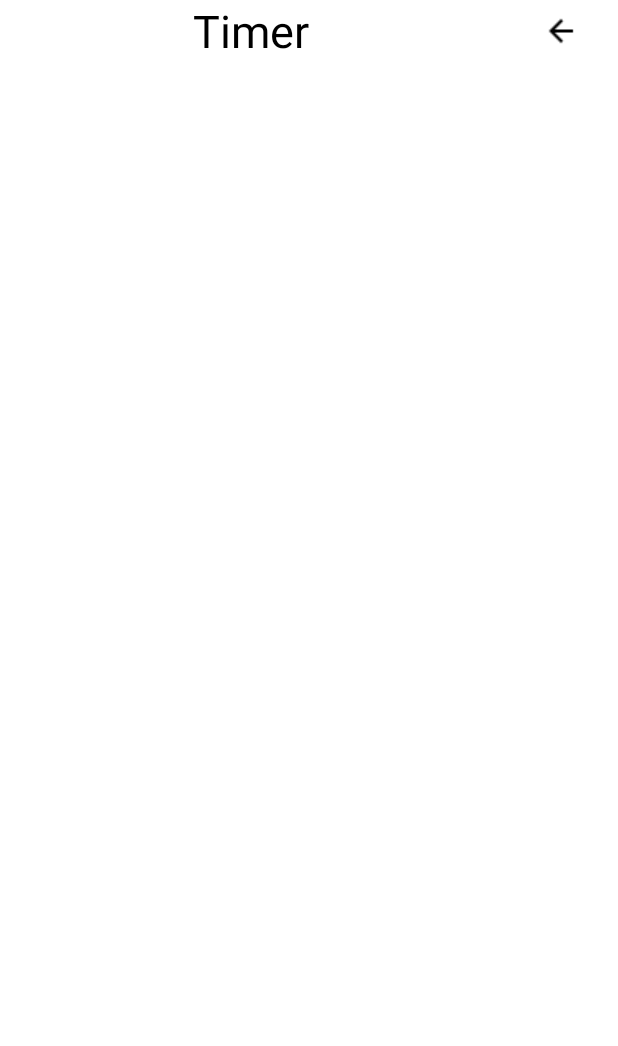
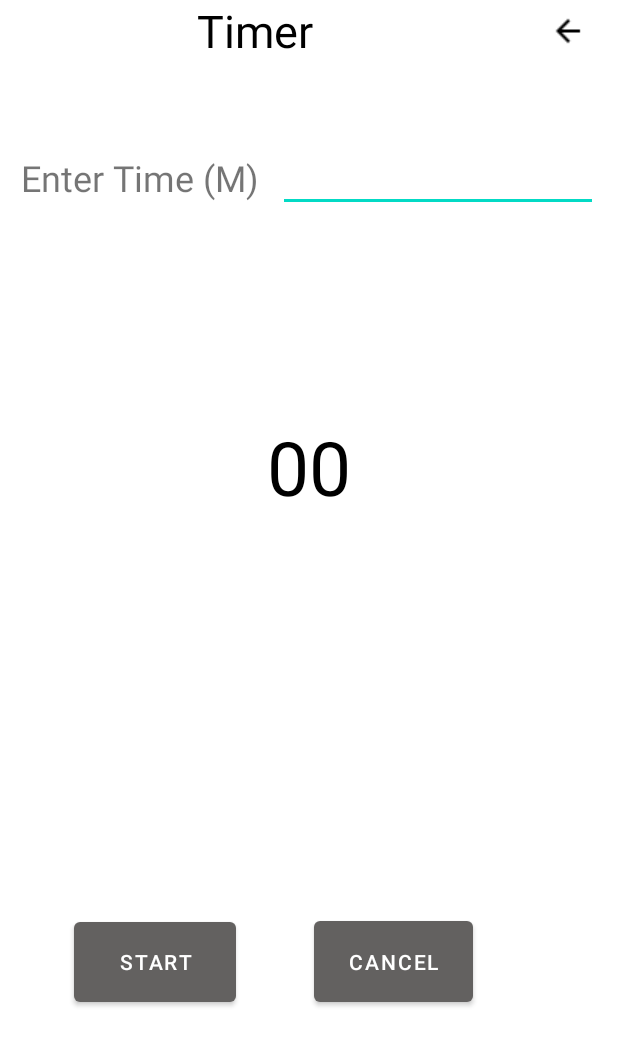
Before and after one commit to WalidSafi/WorldClockApplicationFinal, an Android app: the setTimer screen opened directly, with no data from a screen before it, on a phone screen of 412 x 824 dp. Before the commit the part shown is almost empty. Shown: the top 1046 px of the screen. Run offline under Robolectric (Android 15) with nearby library versions, the phone set to English and light mode, and no system bars.

Commit message:
Added Timer and StopWatch Activity

```diff
--- a/app/src/main/AndroidManifest.xml
+++ b/app/src/main/AndroidManifest.xml
@@ -3,6 +3,7 @@
     package="com.example.worldclockapplication">
 
     <uses-permission android:name="android.permission.INTERNET" />
+    <uses-permission android:name="android.permission.VIBRATE"/>
 
     <application
         android:allowBackup="true"
--- a/app/src/main/res/layout/activity_set_timer.xml
+++ b/app/src/main/res/layout/activity_set_timer.xml
@@ -11,10 +11,12 @@
         android:layout_width="335dp"
         android:layout_height="46dp"
         android:layout_gravity="center"
+        android:layout_marginEnd="7dp"
         android:text="Timer"
         android:textAlignment="center"
         android:textColor="#000000"
         android:textSize="30dp"
+        app:layout_constraintEnd_toStartOf="@+id/imageButton2"
         app:layout_constraintStart_toStartOf="parent"
         app:layout_constraintTop_toTopOf="parent" />
 
@@ -29,4 +31,74 @@
         app:layout_constraintTop_toTopOf="parent"
         app:srcCompat="@drawable/arrow_back_24px" />
 
+    <TextView
+        android:id="@+id/txtEnterLabel"
+        android:layout_width="160dp"
+        android:layout_height="44dp"
+        android:layout_marginTop="56dp"
+        android:text="Enter Time (M)"
+        android:textSize="24sp"
+        app:layout_constraintEnd_toEndOf="parent"
+        app:layout_constraintHorizontal_bias="0.055"
+        app:layout_constraintStart_toStartOf="parent"
+        app:layout_constraintTop_toBottomOf="@+id/textView" />
+
+    <EditText
+        android:id="@+id/editMinutes"
+        android:layout_width="wrap_content"
+        android:layout_height="wrap_content"
+        android:layout_marginTop="50dp"
+        android:ems="10"
+        android:inputType="numberSigned"
+        android:textSize="18sp"
+        app:layout_constraintEnd_toEndOf="parent"
+        app:layout_constraintHorizontal_bias="0.463"
+        app:layout_constraintStart_toEndOf="@+id/txtEnterLabel"
+        app:layout_constraintTop_toBottomOf="@+id/textView" />
+
+    <TextView
+        android:id="@+id/txtShowTime"
+        android:layout_width="wrap_content"
+        android:layout_height="wrap_content"
+        android:layout_marginStart="176dp"
+        android:layout_marginTop="136dp"
+        android:layout_marginEnd="176dp"
+        android:text="00"
+        android:textColor="@color/black"
+        android:textSize="50sp"
+        app:layout_constraintEnd_toEndOf="parent"
+        app:layout_constraintStart_toStartOf="parent"
+        app:layout_constraintTop_toBottomOf="@+id/editMinutes" />
+
+    <Button
+        android:id="@+id/btnStartTimer"
+        android:layout_width="108dp"
+        android:layout_height="65dp"
+        android:layout_marginStart="49dp"
+        android:layout_marginEnd="254dp"
+        android:layout_marginBottom="150dp"
+        android:text="Start"
+        app:layout_constraintBottom_toBottomOf="parent"
+        app:layout_constraintEnd_toEndOf="parent"
+        app:layout_constraintHorizontal_bias="0.0"
+        app:layout_constraintStart_toStartOf="parent"
+        app:layout_constraintTop_toBottomOf="@+id/txtShowTime"
+        app:layout_constraintVertical_bias="1.0"
+        android:onClick="startTimer"/>
+
+    <Button
+        android:id="@+id/btnCancelTimer"
+        android:layout_width="106dp"
+        android:layout_height="66dp"
+        android:layout_marginTop="159dp"
+        android:layout_marginEnd="69dp"
+        android:layout_marginBottom="150dp"
+        android:text="Cancel"
+        app:layout_constraintBottom_toBottomOf="parent"
+        app:layout_constraintEnd_toEndOf="parent"
+        app:layout_constraintHorizontal_bias="0.658"
+        app:layout_constraintStart_toEndOf="@+id/btnStartTimer"
+        app:layout_constraintTop_toBottomOf="@+id/txtShowTime"
+        app:layout_constraintVertical_bias="1.0" />
+
 </androidx.constraintlayout.widget.ConstraintLayout>
```
Also changed, not shown: app/src/main/java/com/example/worldclockapplication/MySQLiteHelper.java (+3 -4 lines), app/src/main/java/com/example/worldclockapplication/Stopwatch.java (+41 -0 lines), app/src/main/java/com/example/worldclockapplication/setTimer.java (+52 -3 lines), app/src/main/res/layout/activity_stopwatch.xml (+58 -0 lines).
